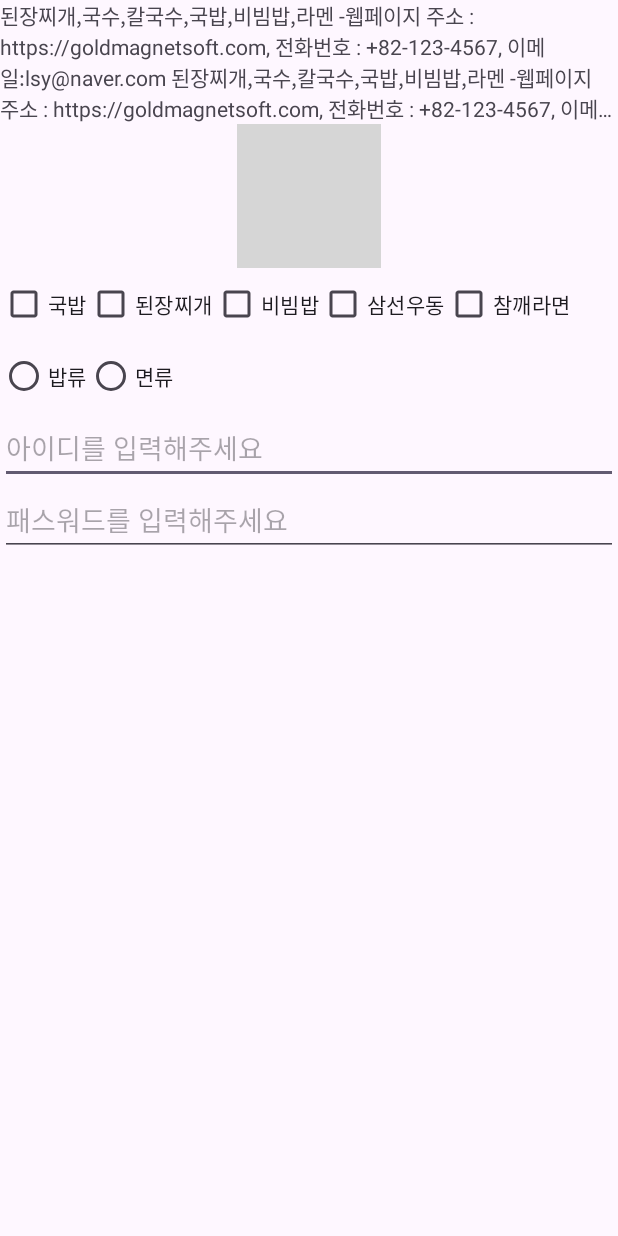
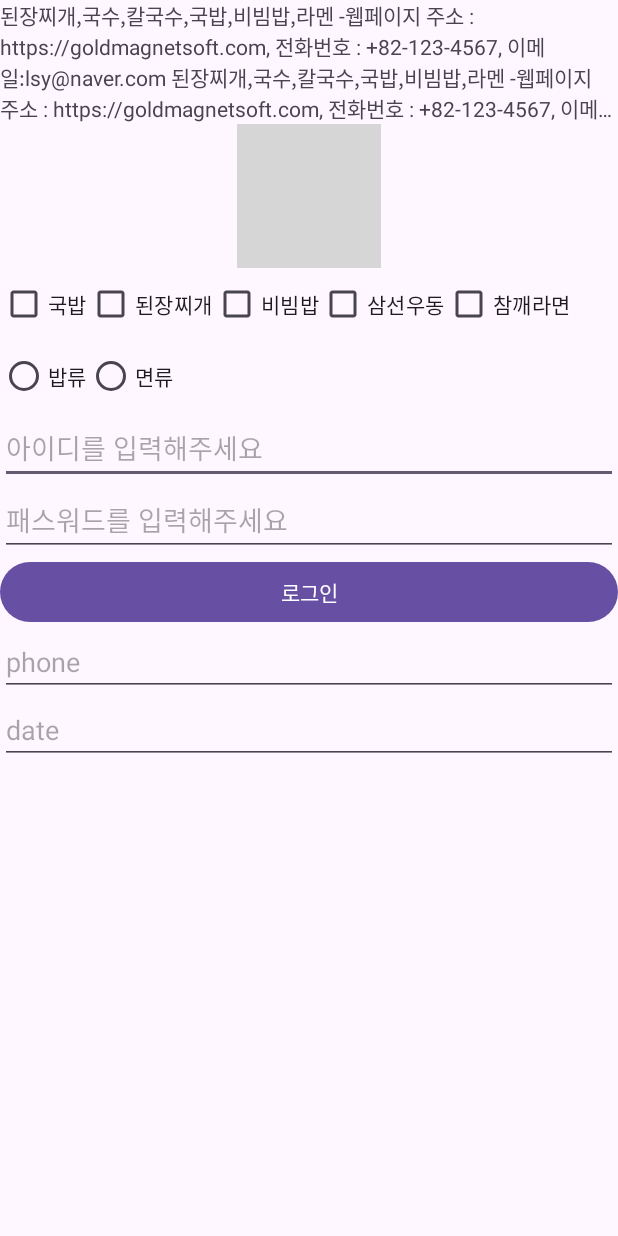
Before and after one commit to lsy3709/AndroidLabTest501, an Android app: the Ch06Test2Activity screen opened directly, with no data from a screen before it, on a phone screen of 412 x 824 dp. Run offline under Robolectric (Android 15) with nearby library versions, the light colour scheme and no system bars; grey boxes are pictures that could not be loaded.

Commit message:
2교시, ch6 뷰 기본 알아보기, 에디트 텍스트 뷰 기본, 기존 뷰 선택 하는 방법 및 기본 클릭 리스너 확인

```diff
--- a/app/build.gradle.kts
+++ b/app/build.gradle.kts
@@ -33,6 +33,10 @@ android {
     kotlinOptions {
         jvmTarget = "1.8"
     }
+//뷰 바인딩 설정, 뷰들을 하나의 인스턴스에 담아서, 꺼내서 사용하기., 뷰 선택하기 편하게
+    viewBinding {
+        enable = true
+    }
 }
 
 dependencies {
--- a/app/src/main/java/com/busanit501/androidlabtest501/ch06/Ch06Test2Activity.kt
+++ b/app/src/main/java/com/busanit501/androidlabtest501/ch06/Ch06Test2Activity.kt
@@ -1,6 +1,9 @@
 package com.busanit501.androidlabtest501.ch06
 
 import android.os.Bundle
+import android.widget.Button
+import android.widget.EditText
+import android.widget.Toast
 import androidx.activity.enableEdgeToEdge
 import androidx.appcompat.app.AppCompatActivity
 import androidx.core.view.ViewCompat
@@ -17,5 +20,15 @@ class Ch06Test2Activity : AppCompatActivity() {
             v.setPadding(systemBars.left, systemBars.top, systemBars.right, systemBars.bottom)
             insets
         }
+
+        // 뷰 바인딩 사용하기 전에.
+        val ch06Mid : EditText = findViewById<EditText>(R.id.ch06Mid)
+        val ch06Mpw : EditText = findViewById<EditText>(R.id.ch06Mpw)
+        val ch6LoginBtn = findViewById<Button>(R.id.ch6LoginBtn)
+
+        ch6LoginBtn.setOnClickListener {
+            Toast.makeText(this@Ch06Test2Activity,"mid:${ch06Mid}, mpw:${ch06Mpw}",Toast.LENGTH_LONG).show()
+        }
+
     }
 }
--- a/app/src/main/res/layout/activity_ch06_test2.xml
+++ b/app/src/main/res/layout/activity_ch06_test2.xml
@@ -86,16 +86,37 @@
         </LinearLayout>
 
         <EditText
+            android:id="@+id/ch06Mid"
             android:layout_width="match_parent"
             android:layout_height="wrap_content"
             android:inputType="text"
             android:hint="아이디를 입력해주세요"/>
 
         <EditText
+            android:id="@+id/ch06Mpw"
             android:layout_width="match_parent"
             android:layout_height="wrap_content"
             android:inputType="textPassword"
             android:hint="패스워드를 입력해주세요"/>
+
+        <Button
+            android:id="@+id/ch6LoginBtn"
+            android:layout_width="match_parent"
+            android:layout_height="wrap_content"
+            android:text="로그인"/>
+
+        <EditText
+            android:layout_width="match_parent"
+            android:layout_height="wrap_content"
+            android:inputType="phone"
+            android:hint="phone"
+            />
+        <EditText
+            android:layout_width="match_parent"
+            android:layout_height="wrap_content"
+            android:inputType="date"
+            android:hint="date"
+            />
 
 
 
```
